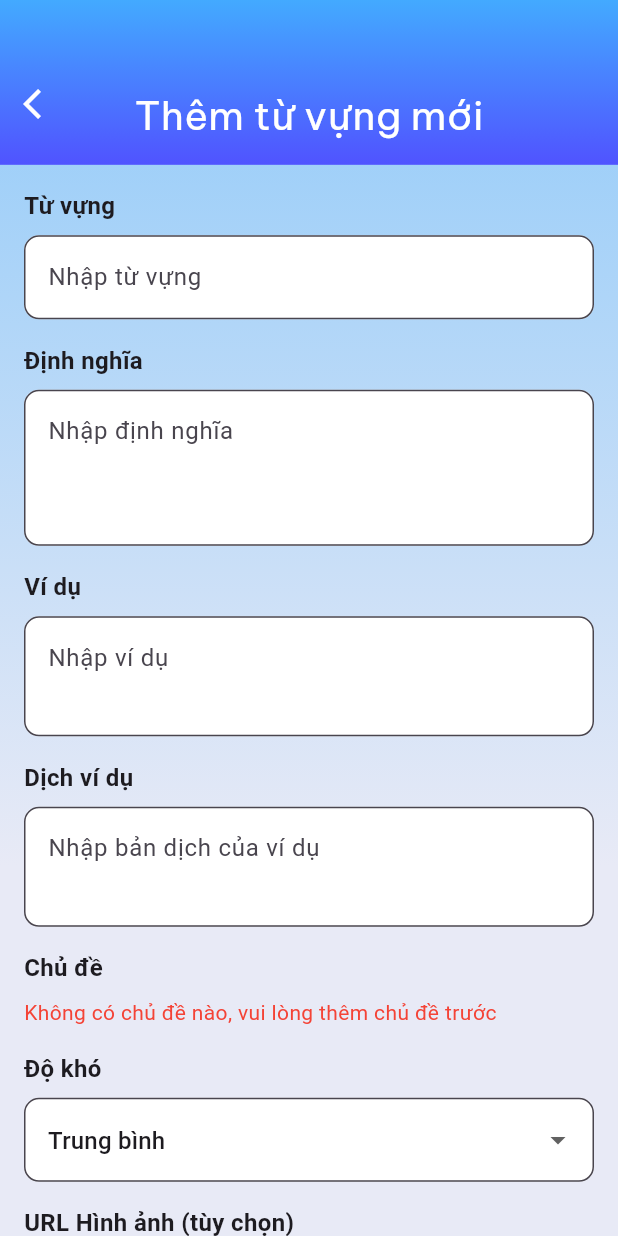
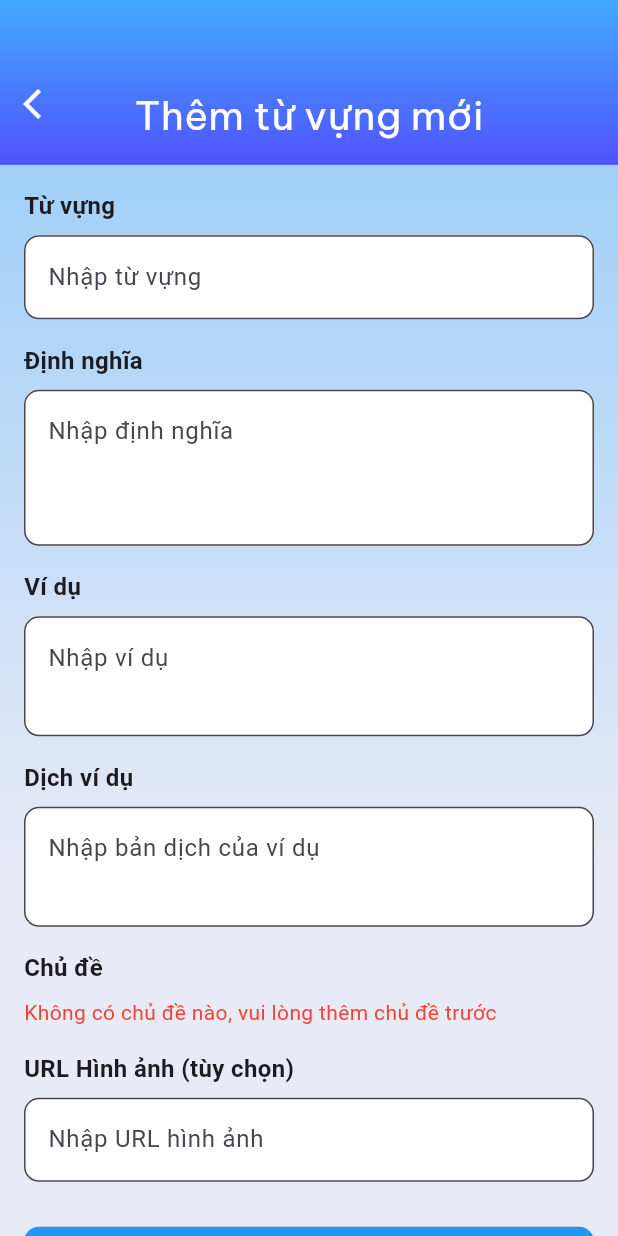
Before and after one commit to nguyenphu191/LanguageApp2, a Flutter app: the AddVocabularyScreen screen opened directly, on a phone screen of 412 x 824 dp. Run offline on Flutter 3.47's test engine with Material 3 defaults, Android fonts, the light colour scheme and no system bars; our stand-ins replace audioplayers, auto_size_text, cached_network_image, confetti, dio, fl_chart and 10 more; missing offline and left inert: clipboard; accounts and stored records are empty; network calls fail.

Commit message:
fix del vocab

```diff
--- a/lib/PhuNV/Admin/add_vocabulary_screen.dart
+++ b/lib/PhuNV/Admin/add_vocabulary_screen.dart
@@ -31,15 +31,7 @@ class _AddVocabularyScreenState extends State<AddVocabularyScreen> {
   final _imageUrlController = TextEditingController();
 
   String? _selectedTopicId;
-  String _selectedDifficulty = 'medium';
   bool _isLoading = false;
-
-  List<String> difficulties = ['easy', 'medium', 'hard'];
-  Map<String, String> difficultyLabels = {
-    'easy': 'Dễ',
-    'medium': 'Trung bình',
-    'hard': 'Khó'
-  };
 
   @override
   void initState() {
@@ -119,7 +111,6 @@ class _AddVocabularyScreenState extends State<AddVocabularyScreen> {
           example: _exampleController.text,
           exampleTranslation: _exampleTranslationController.text,
           topicId: _selectedTopicId,
-          difficulty: _selectedDifficulty,
           imageUrl: _imageUrlController.text,
         );
       } else {
@@ -129,7 +120,6 @@ class _AddVocabularyScreenState extends State<AddVocabularyScreen> {
           example: _exampleController.text,
           exampleTranslation: _exampleTranslationController.text,
           topicId: _selectedTopicId!,
-          difficulty: _selectedDifficulty,
           imageUrl: _imageUrlController.text.isNotEmpty
               ? _imageUrlController.text
               : null,
@@ -374,42 +364,6 @@ class _AddVocabularyScreenState extends State<AddVocabularyScreen> {
                       ),
                       SizedBox(height: 16),
 
-                      // Difficulty
-                      Text(
-                        'Độ khó',
-                        style: TextStyle(
-                          fontSize: 16,
-                          fontWeight: FontWeight.bold,
-                        ),
-                      ),
-                      SizedBox(height: 8),
-                      DropdownButtonFormField<String>(
-                        decoration: InputDecoration(
-                          hintText: 'Chọn độ khó',
-                          border: OutlineInputBorder(
-                            borderRadius: BorderRadius.circular(10),
-                          ),
-                          fillColor: Colors.white,
-                          filled: true,
-                        ),
-                        value: _selectedDifficulty,
-                        items: difficulties.map((difficulty) {
-                          return DropdownMenuItem<String>(
-                            value: difficulty,
-                            child: Text(
-                                difficultyLabels[difficulty] ?? difficulty),
-                          );
-                        }).toList(),
-                        onChanged: (value) {
-                          if (value != null) {
-                            setState(() {
-                              _selectedDifficulty = value;
-                            });
-                          }
-                        },
-                      ),
-                      SizedBox(height: 16),
-
                       // Image URL
                       Text(
                         'URL Hình ảnh (tùy chọn)',
```
Also changed, not shown: lib/PhuNV/Admin/vocabulary_management_screen.dart (+17 -37 lines), lib/PhuNV/Notification/notification_detail_screen.dart (+95 -4 lines), lib/PhuNV/home_screen.dart (+62 -54 lines), lib/provider/vocabulary_provider.dart (+11 -25 lines), 4 other files.
